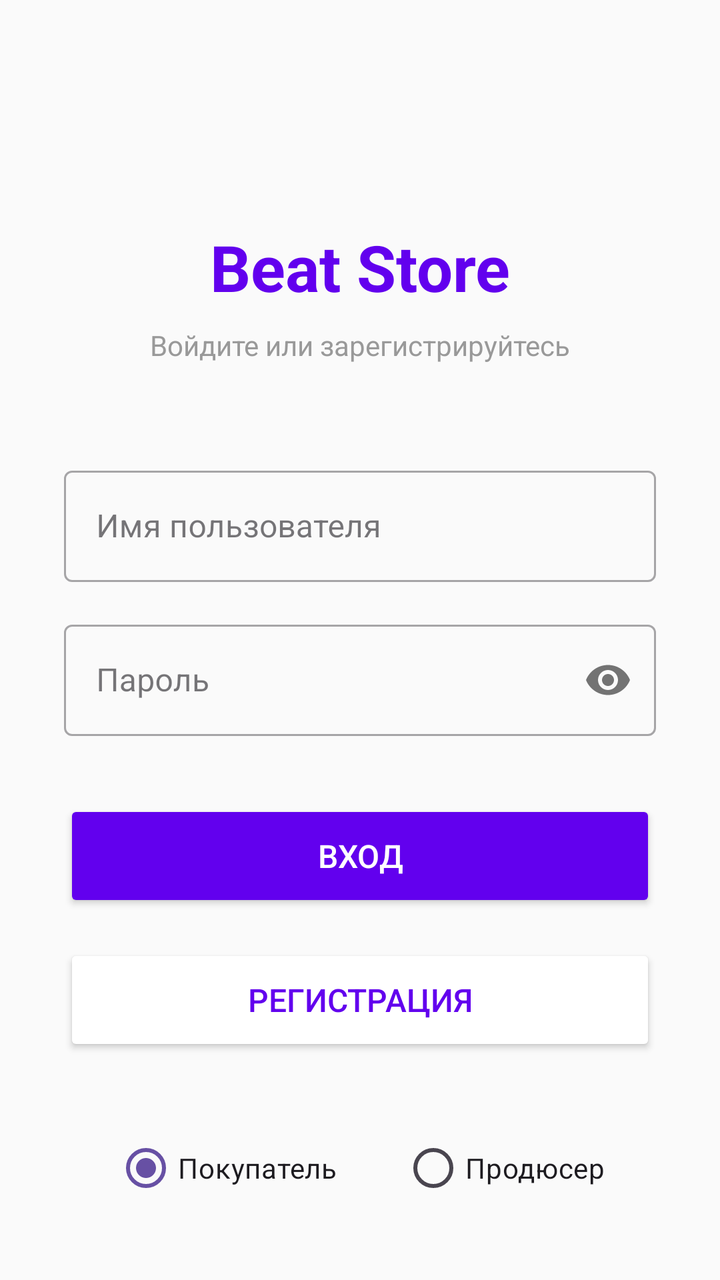
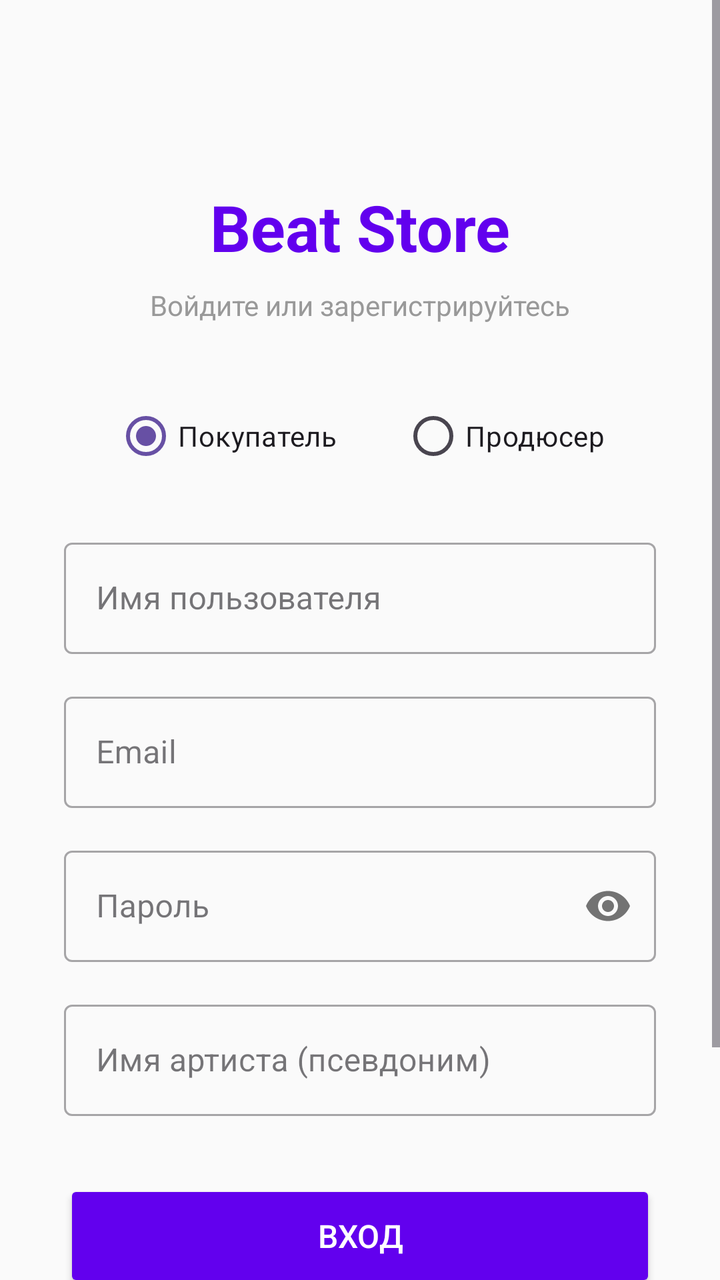

Compare the two renders of this Android layout. The source of the first and the diff that turns it into the second are given below.
<!-- AndroidManifest.xml: activity theme Theme.Beatstore -->
<!-- res/layout/activity_login.xml -->
<?xml version="1.0" encoding="utf-8"?>
<androidx.constraintlayout.widget.ConstraintLayout xmlns:android="http://schemas.android.com/apk/res/android"
    xmlns:app="http://schemas.android.com/apk/res-auto"
    xmlns:tools="http://schemas.android.com/tools"
    android:layout_width="match_parent"
    android:layout_height="match_parent"
    android:background="#FAFAFA"
    android:padding="32dp">

    
    <TextView
        android:id="@+id/tvLoginTitle"
        android:layout_width="wrap_content"
        android:layout_height="wrap_content"
        android:text="Beat Store"
        android:textSize="32sp"
        android:textStyle="bold"
        android:textColor="#FF6200EE"
        app:layout_constraintEnd_toEndOf="parent"
        app:layout_constraintStart_toStartOf="parent"
        app:layout_constraintTop_toTopOf="parent"
        android:layout_marginTop="80dp" />

    <TextView
        android:id="@+id/tvLoginSubtitle"
        android:layout_width="wrap_content"
        android:layout_height="wrap_content"
        android:text="Войдите или зарегистрируйтесь"
        android:textSize="14sp"
        android:textColor="#999999"
        android:layout_marginTop="8dp"
        app:layout_constraintEnd_toEndOf="parent"
        app:layout_constraintStart_toStartOf="parent"
        app:layout_constraintTop_toBottomOf="@id/tvLoginTitle" />

    
    <com.google.android.material.textfield.TextInputLayout
        android:id="@+id/tilUsername"
        android:layout_width="0dp"
        android:layout_height="wrap_content"
        android:layout_marginTop="48dp"
        android:hint="Имя пользователя"
        app:layout_constraintEnd_toEndOf="parent"
        app:layout_constraintStart_toStartOf="parent"
        app:layout_constraintTop_toBottomOf="@id/tvLoginSubtitle"
        style="@style/Widget.MaterialComponents.TextInputLayout.OutlinedBox">

        <com.google.android.material.textfield.TextInputEditText
            android:id="@+id/etUsername"
            android:layout_width="match_parent"
            android:layout_height="wrap_content"
            android:inputType="text"
            android:maxLines="1" />
    </com.google.android.material.textfield.TextInputLayout>

    <com.google.android.material.textfield.TextInputLayout
        android:id="@+id/tilPassword"
        android:layout_width="0dp"
        android:layout_height="wrap_content"
        android:layout_marginTop="16dp"
        android:hint="Пароль"
        app:passwordToggleEnabled="true"
        app:layout_constraintEnd_toEndOf="parent"
        app:layout_constraintStart_toStartOf="parent"
        app:layout_constraintTop_toBottomOf="@id/tilUsername"
        style="@style/Widget.MaterialComponents.TextInputLayout.OutlinedBox">

        <com.google.android.material.textfield.TextInputEditText
            android:id="@+id/etPassword"
            android:layout_width="match_parent"
            android:layout_height="wrap_content"
            android:inputType="textPassword"
            android:maxLines="1" />
    </com.google.android.material.textfield.TextInputLayout>

    
    <Button
        android:id="@+id/btnLogin"
        android:layout_width="0dp"
        android:layout_height="56dp"
        android:text="Вход"
        android:textSize="16sp"
        android:textColor="#FFFFFF"
        android:backgroundTint="#FF6200EE"
        android:layout_marginTop="32dp"
        app:cornerRadius="12dp"
        app:layout_constraintEnd_toEndOf="parent"
        app:layout_constraintStart_toStartOf="parent"
        app:layout_constraintTop_toBottomOf="@id/tilPassword" />

    <Button
        android:id="@+id/btnRegister"
        android:layout_width="0dp"
        android:layout_height="56dp"
        android:text="Регистрация"
        android:textSize="16sp"
        android:textColor="#FF6200EE"
        android:backgroundTint="#FFFFFF"
        app:strokeColor="#FF6200EE"
        app:strokeWidth="2dp"
        app:cornerRadius="12dp"
        android:layout_marginTop="16dp"
        app:layout_constraintEnd_toEndOf="parent"
        app:layout_constraintStart_toStartOf="parent"
        app:layout_constraintTop_toBottomOf="@id/btnLogin" />

    
    <RadioGroup
        android:id="@+id/rgRole"
        android:layout_width="0dp"
        android:layout_height="wrap_content"
        android:orientation="horizontal"
        android:layout_marginTop="32dp"
        android:gravity="center"
        app:layout_constraintEnd_toEndOf="parent"
        app:layout_constraintStart_toStartOf="parent"
        app:layout_constraintTop_toBottomOf="@id/btnRegister">

        <RadioButton
            android:id="@+id/rbCustomer"
            android:layout_width="wrap_content"
            android:layout_height="wrap_content"
            android:text="Покупатель"
            android:checked="true"
            android:layout_marginEnd="32dp" />

        <RadioButton
            android:id="@+id/rbProducer"
            android:layout_width="wrap_content"
            android:layout_height="wrap_content"
            android:text="Продюсер" />
    </RadioGroup>

</androidx.constraintlayout.widget.ConstraintLayout>
<!-- resources referenced by this layout -->
<resources>
  <style name="Theme.Beatstore" parent="Base.Theme.Beatstore" />
  <style name="Base.Theme.Beatstore" parent="Theme.Material3.DayNight.NoActionBar">
          
          
      </style>
</resources>

<!-- the commit's change to res/layout/activity_login.xml (unified diff, before → after) -->
@@ -1,134 +1,181 @@
 <?xml version="1.0" encoding="utf-8"?>
-<androidx.constraintlayout.widget.ConstraintLayout xmlns:android="http://schemas.android.com/apk/res/android"
+<ScrollView xmlns:android="http://schemas.android.com/apk/res/android"
     xmlns:app="http://schemas.android.com/apk/res-auto"
-    xmlns:tools="http://schemas.android.com/tools"
     android:layout_width="match_parent"
     android:layout_height="match_parent"
-    android:background="#FAFAFA"
-    android:padding="32dp">
+    android:fillViewport="true"
+    android:background="#FAFAFA">
 
-    
-    <TextView
-        android:id="@+id/tvLoginTitle"
-        android:layout_width="wrap_content"
+    <androidx.constraintlayout.widget.ConstraintLayout
+        android:layout_width="match_parent"
         android:layout_height="wrap_content"
-        android:text="Beat Store"
-        android:textSize="32sp"
-        android:textStyle="bold"
-        android:textColor="#FF6200EE"
-        app:layout_constraintEnd_toEndOf="parent"
-        app:layout_constraintStart_toStartOf="parent"
-        app:layout_constraintTop_toTopOf="parent"
-        android:layout_marginTop="80dp" />
+        android:padding="32dp">
 
-    <TextView
-        android:id="@+id/tvLoginSubtitle"
-        android:layout_width="wrap_content"
-        android:layout_height="wrap_content"
-        android:text="Войдите или зарегистрируйтесь"
-        android:textSize="14sp"
-        android:textColor="#999999"
-        android:layout_marginTop="8dp"
-        app:layout_constraintEnd_toEndOf="parent"
-        app:layout_constraintStart_toStartOf="parent"
-        app:layout_constraintTop_toBottomOf="@id/tvLoginTitle" />
-
-    
-    <com.google.android.material.textfield.TextInputLayout
-        android:id="@+id/tilUsername"
-        android:layout_width="0dp"
-        android:layout_height="wrap_content"
-        android:layout_marginTop="48dp"
-        android:hint="Имя пользователя"
-        app:layout_constraintEnd_toEndOf="parent"
-        app:layout_constraintStart_toStartOf="parent"
-        app:layout_constraintTop_toBottomOf="@id/tvLoginSubtitle"
-        style="@style/Widget.MaterialComponents.TextInputLayout.OutlinedBox">
-
-        <com.google.android.material.textfield.TextInputEditText
-            android:id="@+id/etUsername"
-            android:layout_width="match_parent"
-            android:layout_height="wrap_content"
-            android:inputType="text"
-            android:maxLines="1" />
-    </com.google.android.material.textfield.TextInputLayout>
-
-    <com.google.android.material.textfield.TextInputLayout
-        android:id="@+id/tilPassword"
-        android:layout_width="0dp"
-        android:layout_height="wrap_content"
-        android:layout_marginTop="16dp"
-        android:hint="Пароль"
-        app:passwordToggleEnabled="true"
-        app:layout_constraintEnd_toEndOf="parent"
-        app:layout_constraintStart_toStartOf="parent"
-        app:layout_constraintTop_toBottomOf="@id/tilUsername"
-        style="@style/Widget.MaterialComponents.TextInputLayout.OutlinedBox">
-
-        <com.google.android.material.textfield.TextInputEditText
-            android:id="@+id/etPassword"
-            android:layout_width="match_parent"
-            android:layout_height="wrap_content"
-            android:inputType="textPassword"
-            android:maxLines="1" />
-    </com.google.android.material.textfield.TextInputLayout>
-
-    
-    <Button
-        android:id="@+id/btnLogin"
-        android:layout_width="0dp"
-        android:layout_height="56dp"
-        android:text="Вход"
-        android:textSize="16sp"
-        android:textColor="#FFFFFF"
-        android:backgroundTint="#FF6200EE"
-        android:layout_marginTop="32dp"
-        app:cornerRadius="12dp"
-        app:layout_constraintEnd_toEndOf="parent"
-        app:layout_constraintStart_toStartOf="parent"
-        app:layout_constraintTop_toBottomOf="@id/tilPassword" />
-
-    <Button
-        android:id="@+id/btnRegister"
-        android:layout_width="0dp"
-        android:layout_height="56dp"
-        android:text="Регистрация"
-        android:textSize="16sp"
-        android:textColor="#FF6200EE"
-        android:backgroundTint="#FFFFFF"
-        app:strokeColor="#FF6200EE"
-        app:strokeWidth="2dp"
-        app:cornerRadius="12dp"
-        android:layout_marginTop="16dp"
-        app:layout_constraintEnd_toEndOf="parent"
-        app:layout_constraintStart_toStartOf="parent"
-        app:layout_constraintTop_toBottomOf="@id/btnLogin" />
-
-    
-    <RadioGroup
-        android:id="@+id/rgRole"
-        android:layout_width="0dp"
-        android:layout_height="wrap_content"
-        android:orientation="horizontal"
-        android:layout_marginTop="32dp"
-        android:gravity="center"
-        app:layout_constraintEnd_toEndOf="parent"
-        app:layout_constraintStart_toStartOf="parent"
-        app:layout_constraintTop_toBottomOf="@id/btnRegister">
-
-        <RadioButton
-            android:id="@+id/rbCustomer"
+        
+        <TextView
+            android:id="@+id/tvLoginTitle"
             android:layout_width="wrap_content"
             android:layout_height="wrap_content"
-            android:text="Покупатель"
-            android:checked="true"
-            android:layout_marginEnd="32dp" />
+            android:text="Beat Store"
+            android:textSize="32sp"
+            android:textStyle="bold"
+            android:textColor="#FF6200EE"
+            app:layout_constraintEnd_toEndOf="parent"
+            app:layout_constraintStart_toStartOf="parent"
+            app:layout_constraintTop_toTopOf="parent"
+            android:layout_marginTop="60dp" />
 
-        <RadioButton
-            android:id="@+id/rbProducer"
+        <TextView
+            android:id="@+id/tvLoginSubtitle"
             android:layout_width="wrap_content"
             android:layout_height="wrap_content"
-            android:text="Продюсер" />
-    </RadioGroup>
+            android:text="Войдите или зарегистрируйтесь"
+            android:textSize="14sp"
+            android:textColor="#999999"
+            android:layout_marginTop="8dp"
+            app:layout_constraintEnd_toEndOf="parent"
+            app:layout_constraintStart_toStartOf="parent"
+            app:layout_constraintTop_toBottomOf="@id/tvLoginTitle" />
 
-</androidx.constraintlayout.widget.ConstraintLayout>
+        
+        <RadioGroup
+            android:id="@+id/rgRole"
+            android:layout_width="0dp"
+            android:layout_height="wrap_content"
+            android:orientation="horizontal"
+            android:layout_marginTop="32dp"
+            android:gravity="center"
+            app:layout_constraintEnd_toEndOf="parent"
+            app:layout_constraintStart_toStartOf="parent"
+            app:layout_constraintTop_toBottomOf="@id/tvLoginSubtitle">
+
+            <RadioButton
+                android:id="@+id/rbCustomer"
+                android:layout_width="wrap_content"
+                android:layout_height="wrap_content"
+                android:text="Покупатель"
+                android:checked="true"
+                android:layout_marginEnd="32dp" />
+
+            <RadioButton
+                android:id="@+id/rbProducer"
+                android:layout_width="wrap_content"
+                android:layout_height="wrap_content"
+                android:text="Продюсер" />
+        </RadioGroup>
+
+        
+        <com.google.android.material.textfield.TextInputLayout
+            android:id="@+id/tilUsername"
+            android:layout_width="0dp"
+            android:layout_height="wrap_content"
+            android:layout_marginTop="24dp"
+            android:hint="Имя пользователя"
+            app:layout_constraintEnd_toEndOf="parent"
+            app:layout_constraintStart_toStartOf="parent"
+            app:layout_constraintTop_toBottomOf="@id/rgRole"
+            style="@style/Widget.MaterialComponents.TextInputLayout.OutlinedBox">
+
+            <com.google.android.material.textfield.TextInputEditText
+                android:id="@+id/etUsername"
+                android:layout_width="match_parent"
+                android:layout_height="wrap_content"
+                android:inputType="text"
+                android:maxLines="1" />
+        </com.google.android.material.textfield.TextInputLayout>
+
+        <com.google.android.material.textfield.TextInputLayout
+            android:id="@+id/tilEmail"
+            android:layout_width="0dp"
+            android:layout_height="wrap_content"
+            android:layout_marginTop="16dp"
+            android:hint="Email"
+            app:layout_constraintEnd_toEndOf="parent"
+            app:layout_constraintStart_toStartOf="parent"
+            app:layout_constraintTop_toBottomOf="@id/tilUsername"
+            style="@style/Widget.MaterialComponents.TextInputLayout.OutlinedBox">
+
+            <com.google.android.material.textfield.TextInputEditText
+                android:id="@+id/etEmail"
+                android:layout_width="match_parent"
+                android:layout_height="wrap_content"
+                android:inputType="textEmailAddress"
+                android:maxLines="1" />
+        </com.google.android.material.textfield.TextInputLayout>
+
+        <com.google.android.material.textfield.TextInputLayout
+            android:id="@+id/tilPassword"
+            android:layout_width="0dp"
+            android:layout_height="wrap_content"
+            android:layout_marginTop="16dp"
+            android:hint="Пароль"
+            app:passwordToggleEnabled="true"
+            app:layout_constraintEnd_toEndOf="parent"
+            app:layout_constraintStart_toStartOf="parent"
+            app:layout_constraintTop_toBottomOf="@id/tilEmail"
+            style="@style/Widget.MaterialComponents.TextInputLayout.OutlinedBox">
+
+            <com.google.android.material.textfield.TextInputEditText
+                android:id="@+id/etPassword"
+                android:layout_width="match_parent"
+                android:layout_height="wrap_content"
+                android:inputType="textPassword"
+                android:maxLines="1" />
+        </com.google.android.material.textfield.TextInputLayout>
+
+        
+        <com.google.android.material.textfield.TextInputLayout
+            android:id="@+id/tilArtistName"
+            android:layout_width="0dp"
+            android:layout_height="wrap_content"
+            android:layout_marginTop="16dp"
+            android:hint="Имя артиста (псевдоним)"
+            android:visibility="visible"
+            app:layout_constraintEnd_toEndOf="parent"
+            app:layout_constraintStart_toStartOf="parent"
+            app:layout_constraintTop_toBottomOf="@id/tilPassword"
+            style="@style/Widget.MaterialComponents.TextInputLayout.OutlinedBox">
+
+            <com.google.android.material.textfield.TextInputEditText
+                android:id="@+id/etArtistName"
+                android:layout_width="match_parent"
+                android:layout_height="wrap_content"
+                android:inputType="text"
+                android:maxLines="1" />
+        </com.google.android.material.textfield.TextInputLayout>
+
+        
+        <Button
+            android:id="@+id/btnLogin"
+            android:layout_width="0dp"
+            android:layout_height="56dp"
+            android:text="Вход"
+            android:textSize="16sp"
+            android:textColor="#FFFFFF"
+            android:backgroundTint="#FF6200EE"
+            android:layout_marginTop="32dp"
+            app:cornerRadius="12dp"
+            app:layout_constraintEnd_toEndOf="parent"
+            app:layout_constraintStart_toStartOf="parent"
+            app:layout_constraintTop_toBottomOf="@id/tilArtistName" />
+
+        <Button
+            android:id="@+id/btnRegister"
+            android:layout_width="0dp"
+            android:layout_height="56dp"
+            android:text="Регистрация"
+            android:textSize="16sp"
+            android:textColor="#FF6200EE"
+            android:backgroundTint="#FFFFFF"
+            app:strokeColor="#FF6200EE"
+            app:strokeWidth="2dp"
+            app:cornerRadius="12dp"
+            android:layout_marginTop="16dp"
+            android:layout_marginBottom="32dp"
+            app:layout_constraintEnd_toEndOf="parent"
+            app:layout_constraintStart_toStartOf="parent"
+            app:layout_constraintTop_toBottomOf="@id/btnLogin"
+            app:layout_constraintBottom_toBottomOf="parent" />
+
+    </androidx.constraintlayout.widget.ConstraintLayout>
+</ScrollView>
